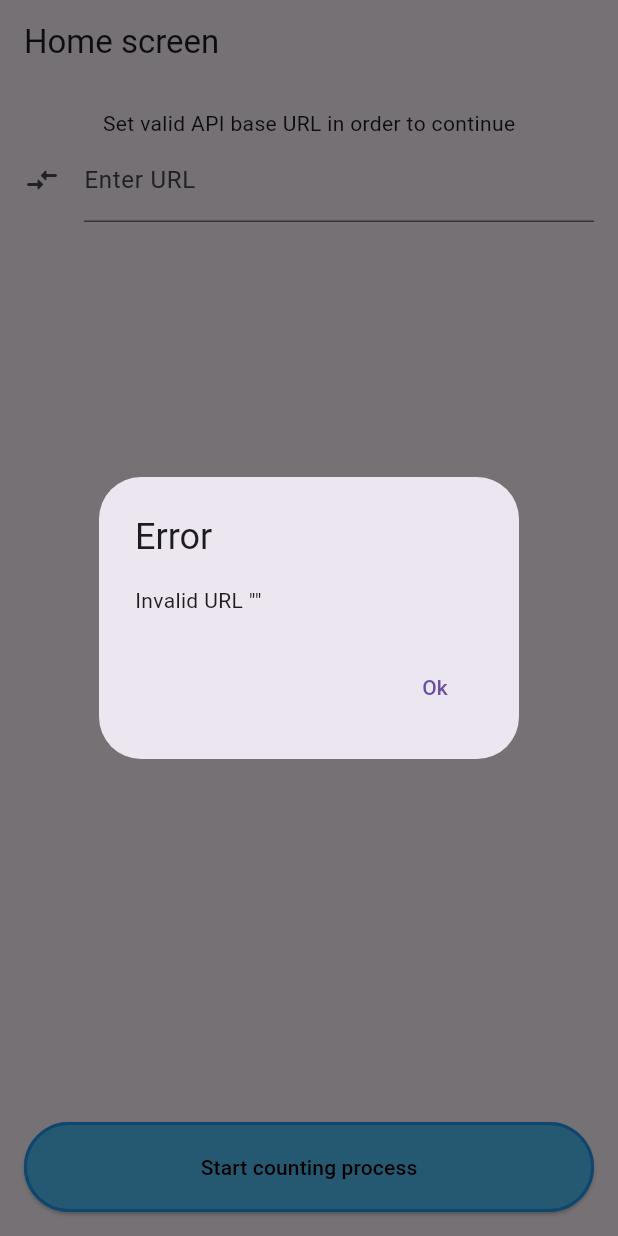
After one commit to konceptosociala/webspark_test, a Flutter app: the screen it shows after launch, after a tap on "Start counting process", on a phone screen of 412 x 824 dp. The commit adds this screen. Run offline on Flutter 3.47's test engine with Material 3 defaults, Android fonts, the phone set to English and light mode, and no system bars; our stand-ins replace shared_preferences.

Commit message:
Added: screen system

```diff
--- /dev/null
+++ b/lib/db/index.dart
@@ -0,0 +1 @@
+export 'keystorage.dart';
--- /dev/null
+++ b/lib/db/keystorage.dart
@@ -0,0 +1,6 @@
+class KeyStorage {
+  KeyStorage._();
+
+  static const String currentUrl = 'current_url';
+  static const String currentUrlDefault = '';
+}
--- a/lib/screens/home_screen.dart
+++ b/lib/screens/home_screen.dart
@@ -1,10 +1,15 @@
 import 'package:flutter/material.dart';
 import 'package:shared_preferences/shared_preferences.dart';
+import 'package:webspark_test/db/keystorage.dart';
 import 'package:webspark_test/screens/index.dart';
 import 'package:webspark_test/utils/index.dart';
+import 'package:webspark_test/widgets/index.dart';
 
 class HomeScreen extends Screen {
-  const HomeScreen({super.key, required super.nextScreen});
+  const HomeScreen({
+    super.key,
+    required super.nextScreen,
+  });
 
   @override
   State<HomeScreen> createState() => _HomeScreenState();
@@ -46,26 +51,10 @@ class _HomeScreenState extends State<HomeScreen> {
           controller: _uriInputControler,
           keyboardType: TextInputType.number,
         ),
-        // const SizedBox(height: 32),
-        Expanded(child: Column(
-          mainAxisAlignment: MainAxisAlignment.end,
-          mainAxisSize: MainAxisSize.max,
-          children: [
-            ElevatedButton(
-              style: ElevatedButton.styleFrom(
-                backgroundColor: Colors.lightBlue[300], // Background color
-                foregroundColor: Colors.black, // Text color
-                side: const BorderSide(
-                  color: Colors.blue, // Border color
-                  width: 2.0, // Border width
-                ),
-                fixedSize: const Size(double.maxFinite, 60)
-              ),
-              onPressed: () => _processUri(_uriInputControler.text),
-              child: const Text('Start counting process'),
-            ),
-          ]
-        ))
+        BottomButton(
+          label: 'Start counting process',
+          onPressed: () => _processUri(_uriInputControler.text),
+        ),
       ]),
     );
   }
@@ -100,8 +89,8 @@ class _HomeScreenState extends State<HomeScreen> {
   Future<void> _loadCurrentUri() async {
     final SharedPreferences prefs = await _prefs;
 
-    String? uriString = prefs.getString("current_url");
-    if (uriString != null) {
+    String uriString = prefs.getString(KeyStorage.currentUrl)??KeyStorage.currentUrlDefault;
+    if (uriString != '') {
       setState(() {
         _currentUri = Uri.tryParse(uriString);
         _uriInputControler.text = _currentUri.toString();
--- a/lib/screens/result_screen.dart
+++ b/lib/screens/result_screen.dart
@@ -2,7 +2,10 @@ import 'package:flutter/material.dart';
 import 'package:webspark_test/screens/index.dart';
 
 class ResultScreen extends Screen {
-  const ResultScreen({super.key, required super.nextScreen});
+  const ResultScreen({
+    super.key,
+    required super.nextScreen,
+  });
 
   @override
   State<ResultScreen> createState() => _ResultScreenState();
--- /dev/null
+++ b/lib/widgets/bottom_button.dart
@@ -0,0 +1,35 @@
+import 'package:flutter/material.dart';
+
+class BottomButton extends StatelessWidget {
+  final String label;
+  final void Function()? onPressed;
+
+  const BottomButton({
+    super.key,
+    required this.label,
+    required this.onPressed,
+  });
+
+  @override
+  Widget build(BuildContext context) {
+    return Expanded(child: Column(
+      mainAxisAlignment: MainAxisAlignment.end,
+      mainAxisSize: MainAxisSize.max,
+      children: [
+        ElevatedButton(
+          style: ElevatedButton.styleFrom(
+            backgroundColor: Colors.lightBlue[300], // Background color
+            foregroundColor: Colors.black, // Text color
+            side: const BorderSide(
+              color: Colors.blue, // Border color
+              width: 2.0, // Border width
+            ),
+            fixedSize: const Size(double.maxFinite, 60)
+          ),
+          onPressed: onPressed,
+          child: Text(label),
+        ),
+      ]
+    ));
+  }
+}
--- /dev/null
+++ b/lib/widgets/index.dart
@@ -0,0 +1 @@
+export 'bottom_button.dart';
```
Also changed, not shown: lib/screens/index.dart (line endings or trailing spaces), lib/screens/preview_screen.dart (line endings or trailing spaces).
